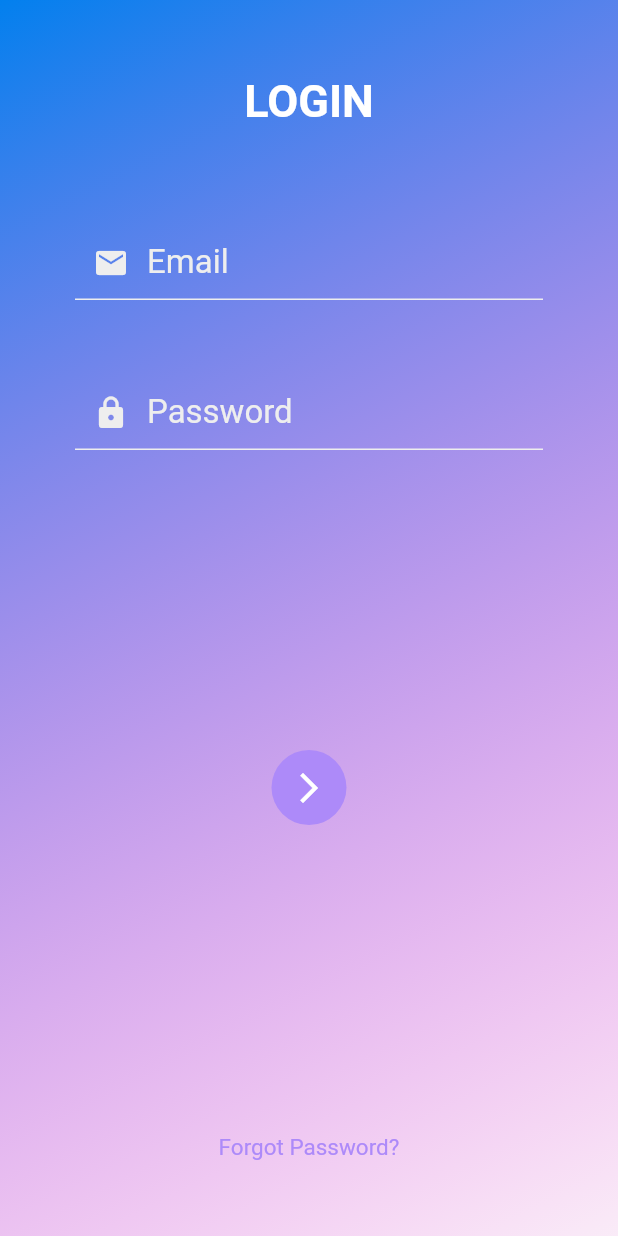
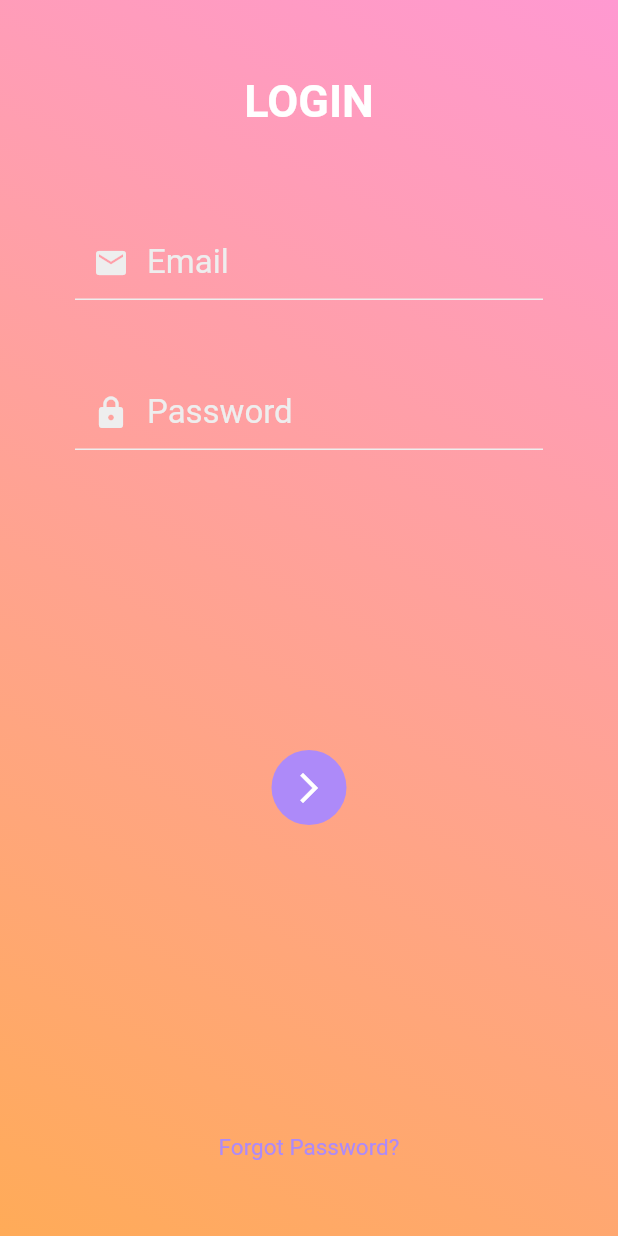
Before and after one commit to Omine100/Thirty, a Flutter app: the screen it shows after launch, after a tap on "LOGIN", on a phone screen of 412 x 824 dp. Run offline on Flutter 3.47's test engine with Material 2 defaults, Android fonts, the phone set to English and light mode, and no system bars; our stand-ins replace cloud_firestore, firebase_auth; accounts and stored records are empty.

Commit message:
themesGradients.dart update
Working on the welcome.dart page

I need to get that graphic going next

```diff
--- a/thirty_1.0/thirty/lib/pages/forgotPassword.dart
+++ b/thirty_1.0/thirty/lib/pages/forgotPassword.dart
@@ -69,8 +69,8 @@ class _ForgotPasswordScreenState extends State<ForgotPasswordScreen> {
         decoration: BoxDecoration(
           gradient: themesGradients.bodyLinearGradient(
               context,
-              Theme.of(context).colorScheme.backgroundGradientTopLeftColor,
-              Theme.of(context).colorScheme.backgroundGradientBottomRightColor,
+              Theme.of(context).colorScheme.backgroundGradientTopRightColor,
+              Theme.of(context).colorScheme.backgroundGradientBottomLeftColor,
               false),
         ),
         child: Stack(
--- a/thirty_1.0/thirty/lib/pages/login.dart
+++ b/thirty_1.0/thirty/lib/pages/login.dart
@@ -175,10 +175,10 @@ class _LoginScreenState extends State<LoginScreen> {
           decoration: BoxDecoration(
               gradient: themesGradients.bodyLinearGradient(
                   context,
-                  Theme.of(context).colorScheme.backgroundGradientTopLeftColor,
+                  Theme.of(context).colorScheme.backgroundGradientTopRightColor,
                   Theme.of(context)
                       .colorScheme
-                      .backgroundGradientBottomRightColor,
+                      .backgroundGradientBottomLeftColor,
                   false)),
           child: Stack(
             children: [
--- a/thirty_1.0/thirty/lib/pages/welcome.dart
+++ b/thirty_1.0/thirty/lib/pages/welcome.dart
@@ -74,10 +74,8 @@ class _WelcomeScreenState extends State<WelcomeScreen> {
         decoration: BoxDecoration(
             gradient: themesGradients.bodyLinearGradient(
                 context,
-                Theme.of(context).colorScheme.backgroundGradientTopLeftColor,
-                Theme.of(context)
-                    .colorScheme
-                    .backgroundGradientBottomRightColor,
+                Theme.of(context).colorScheme.backgroundGradientTopRightColor,
+                Theme.of(context).colorScheme.backgroundGradientBottomLeftColor,
                 false)),
         child: Stack(
           children: <Widget>[
@@ -117,10 +115,10 @@ class _WelcomeScreenState extends State<WelcomeScreen> {
                             context,
                             Theme.of(context)
                                 .colorScheme
-                                .backgroundGradientTopLeftColor,
+                                .backgroundGradientTopRightColor,
                             Theme.of(context)
                                 .colorScheme
-                                .backgroundGradientBottomRightColor)),
+                                .backgroundGradientBottomLeftColor)),
                   ),
                 )),
             Positioned(
@@ -144,10 +142,10 @@ class _WelcomeScreenState extends State<WelcomeScreen> {
                             context,
                             Theme.of(context)
                                 .colorScheme
-                                .backgroundGradientTopLeftColor,
+                                .backgroundGradientTopRightColor,
                             Theme.of(context)
                                 .colorScheme
-                                .backgroundGradientBottomRightColor)),
+                                .backgroundGradientBottomLeftColor)),
                   ),
                 )),
           ],
--- a/thirty_1.0/thirty/lib/standards/themes.dart
+++ b/thirty_1.0/thirty/lib/standards/themes.dart
@@ -2,8 +2,8 @@ import 'package:flutter/material.dart';
 
 extension CustomColorScheme on ColorScheme {
   //Color get 'name' => const Color(0x'hexValue');
-  Color get backgroundGradientTopLeftColor => const Color(0xFF0280EE);
-  Color get backgroundGradientBottomRightColor => const Color(0xFF000D0);
+  Color get backgroundGradientTopRightColor => const Color(0xFFFF99D1);
+  Color get backgroundGradientBottomLeftColor => const Color(0xFFFFAB58);
 
   Color get interfaceStandardsBackButtonColor => const Color(0xFFFFFFFF);
   Color get interfaceStandardsHeaderTextColor => const Color(0xFFFFFFFF);
--- a/thirty_1.0/thirty/lib/standards/themesGradients.dart
+++ b/thirty_1.0/thirty/lib/standards/themesGradients.dart
@@ -19,8 +19,8 @@ class ThemesGradients {
   LinearGradient bodyLinearGradient(BuildContext context, Color topLeftColor,
       Color bottomRightColor, bool isSmall) {
     final LinearGradient linearGradient = LinearGradient(
-      begin: isSmall ? Alignment.centerLeft : Alignment.topLeft,
-      end: Alignment.bottomRight,
+      begin: isSmall ? Alignment.centerRight : Alignment.topRight,
+      end: Alignment.bottomLeft,
       tileMode: TileMode.mirror,
       colors: <Color>[topLeftColor, bottomRightColor],
     );
```
Also changed, not shown: 1 other file.
